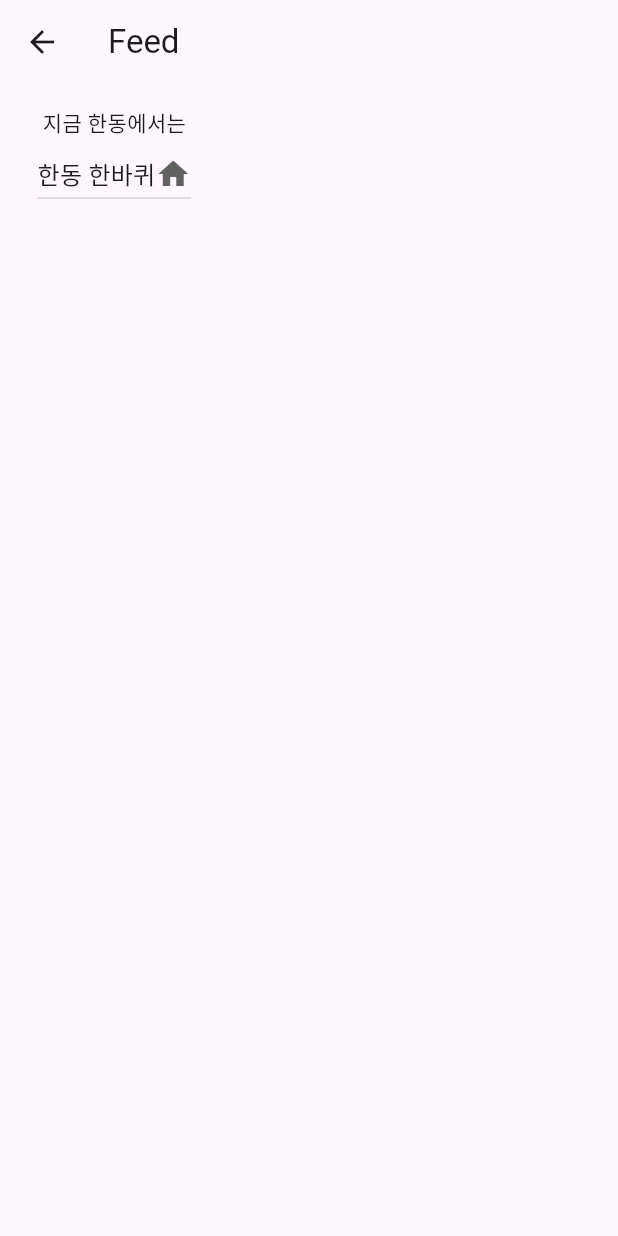
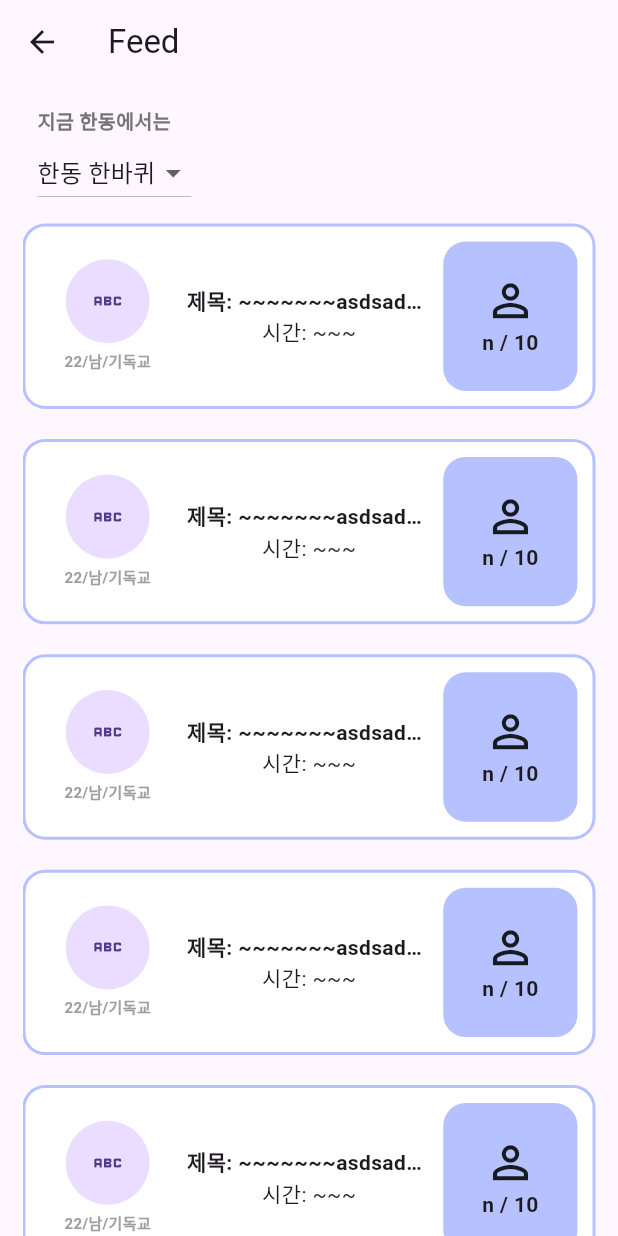
Before and after one commit to MoappFinalTeamProject/MoappTeamProject, a Flutter app: the MyFeedPage screen opened directly, on a phone screen of 412 x 824 dp. Run offline on Flutter 3.47's test engine with Material 3 defaults, Android fonts, the phone set to English and light mode, and no system bars; our stand-ins replace firebase_auth, firebase_core; accounts and stored records are empty.

Commit message:
pages update

```diff
--- a/lib/pages/chat_page/chat_room_list_page.dart
+++ b/lib/pages/chat_page/chat_room_list_page.dart
@@ -1,20 +1,36 @@
 import 'package:flutter/material.dart';
+import 'package:moapp_team_project/pages/chat_page/feed_chat_rooms.dart';
+import 'package:moapp_team_project/pages/chat_page/matching_chat_rooms.dart';
 
-class MyChatRoomListPgae extends StatelessWidget {
+class MyChatRoomListPgae extends StatefulWidget {
   const MyChatRoomListPgae({super.key});
+
+  @override
+  State<MyChatRoomListPgae> createState() => _MyChatRoomListPgaeState();
+}
+
+class _MyChatRoomListPgaeState extends State<MyChatRoomListPgae>
+    with TickerProviderStateMixin {
+  late TabController myTabController;
+
+  @override
+  void initState() {
+    super.initState();
+    myTabController = TabController(length: 2, vsync: this);
+  }
 
   @override
   Widget build(BuildContext context) {
     return Scaffold(
-      appBar: AppBar(
-        title: const Text('Chat Room'),
-      ),
-      body: const Column(
-        mainAxisAlignment: MainAxisAlignment.center,
-        children: [
-          Text('wow'),
-        ],
-      ),
-    );
+        appBar: AppBar(
+          title: const Text('Chat Room'),
+        ),
+        body: TabBarView(
+          controller: myTabController,
+          children: [
+            MyFeedChatRoomList(),
+            MyMatchingChatRoomList(),
+          ],
+        ));
   }
 }
--- /dev/null
+++ b/lib/pages/chat_page/feed_chat_rooms.dart
@@ -0,0 +1,12 @@
+import 'package:flutter/material.dart';
+
+class MyFeedChatRoomList extends StatelessWidget {
+  const MyFeedChatRoomList({super.key});
+
+  @override
+  Widget build(BuildContext context) {
+    return Center(
+      child: Text("feed chat rooms"),
+    );
+  }
+}
--- /dev/null
+++ b/lib/pages/chat_page/matching_chat_rooms.dart
@@ -0,0 +1,13 @@
+import 'package:flutter/material.dart';
+
+class MyMatchingChatRoomList extends StatelessWidget {
+  const MyMatchingChatRoomList({super.key});
+
+  @override
+  Widget build(BuildContext context) {
+    return Center(
+      child: Text("matching chat rooms"),
+    );
+    ;
+  }
+}
--- a/lib/pages/feed_page/feed_page.dart
+++ b/lib/pages/feed_page/feed_page.dart
@@ -19,16 +19,29 @@ class _MyFeedPageState extends State<MyFeedPage> {
         title: const Text('Feed'),
       ),
       body: Padding(
-        padding: const EdgeInsets.symmetric(horizontal: 25),
+        padding: const EdgeInsets.symmetric(horizontal: 15),
         child: Column(
+          crossAxisAlignment: CrossAxisAlignment.start,
           children: [
-            SizedBox(
+            const SizedBox(
               height: 15,
             ),
-            Text('지금 한동에서는'),
-            DropdownButton<String>(
+            Padding(
+              padding: const EdgeInsets.symmetric(horizontal: 10),
+              child: Text(
+                '지금 한동에서는',
+                style: TextStyle(
+                  fontSize: 13,
+                  color: Colors.grey.shade600,
+                  fontWeight: FontWeight.bold,
+                ),
+              ),
+            ),
+            Padding(
+              padding: const EdgeInsets.symmetric(horizontal: 10),
+              child: DropdownButton<String>(
                 value: dropdownValue,
-              icon: Icon(Icons.home),
+                icon: const Icon(Icons.arrow_drop_down),
                 elevation: 16,
                 onChanged: (String? value) {
                   setState(() {
@@ -43,13 +56,130 @@ class _MyFeedPageState extends State<MyFeedPage> {
                 items: list.map<DropdownMenuItem<String>>((String value) {
                   return DropdownMenuItem<String>(
                     value: value,
-                  child: Text(value),
+                    child: Text(
+                      value,
+                      style: const TextStyle(
+                        fontSize: 16,
+                      ),
+                    ),
                   );
                 }).toList(),
+              ),
+            ),
+            Expanded(
+              child: ListView.builder(
+                itemCount: 10,
+                itemBuilder: (context, index) {
+                  return Padding(
+                    padding: const EdgeInsets.symmetric(vertical: 10),
+                    child: Container(
+                      height: MediaQuery.of(context).size.height * 0.15,
+                      width: MediaQuery.of(context).size.width,
+                      decoration: BoxDecoration(
+                        color: Colors.white,
+                        borderRadius: BorderRadius.circular(15),
+                        border: Border.all(
+                          width: 2,
+                          color: const Color.fromARGB(100, 66, 99, 255),
+                        ),
+                      ),
+                      child: Padding(
+                        padding: const EdgeInsets.symmetric(
+                          horizontal: 10,
+                          vertical: 10,
+                        ),
+                        child: Row(
+                          children: [
+                            const Expanded(
+                              flex: 1,
+                              child: Column(
+                                mainAxisAlignment: MainAxisAlignment.center,
+                                children: [
+                                  CircleAvatar(
+                                    maxRadius: 28,
+                                    child: Icon(
+                                      Icons.abc,
+                                    ),
+                                  ),
+                                  SizedBox(
+                                    height: 5,
+                                  ),
+                                  Text(
+                                    '22/남/기독교',
+                                    style: TextStyle(
+                                      fontSize: 10,
+                                      color: Colors.grey,
+                                      fontWeight: FontWeight.bold,
+                                    ),
+                                  ),
+                                ],
+                              ),
+                            ),
+                            const Expanded(
+                              flex: 2,
+                              child: Column(
+                                mainAxisAlignment: MainAxisAlignment.center,
+                                children: [
+                                  Padding(
+                                    padding:
+                                        EdgeInsets.symmetric(horizontal: 8),
+                                    child: Text(
+                                      '제목: ~~~~~~~asdsadasdas',
+                                      maxLines: 1,
+                                      overflow: TextOverflow.ellipsis,
+                                      style: TextStyle(
+                                        fontWeight: FontWeight.bold,
+                                      ),
+                                    ),
+                                  ),
+                                  Text('시간: ~~~'),
+                                ],
+                              ),
+                            ),
+                            Expanded(
+                              flex: 1,
+                              child: joinButton(context),
+                            ),
+                          ],
+                        ),
+                      ),
+                    ),
+                  );
+                },
+              ),
+            )
+          ],
+        ),
+      ),
+    );
+  }
+}
+
+Widget joinButton(BuildContext context) {
+  return InkWell(
+    onTap: () {
+      print('Join!!');
+    },
+    child: Container(
+      decoration: BoxDecoration(
+        color: const Color.fromARGB(100, 66, 99, 255),
+        borderRadius: BorderRadius.circular(15),
+      ),
+      child: const Column(
+        mainAxisAlignment: MainAxisAlignment.center,
+        children: [
+          Icon(
+            Icons.person_outline,
+            size: 35,
+          ),
+          Text(
+            'n / 10',
+            style: TextStyle(
+              fontWeight: FontWeight.bold,
+            ),
           ),
         ],
       ),
     ),
   );
 }
-}
```
Lines whose indentation alone changed are shown as unchanged.
